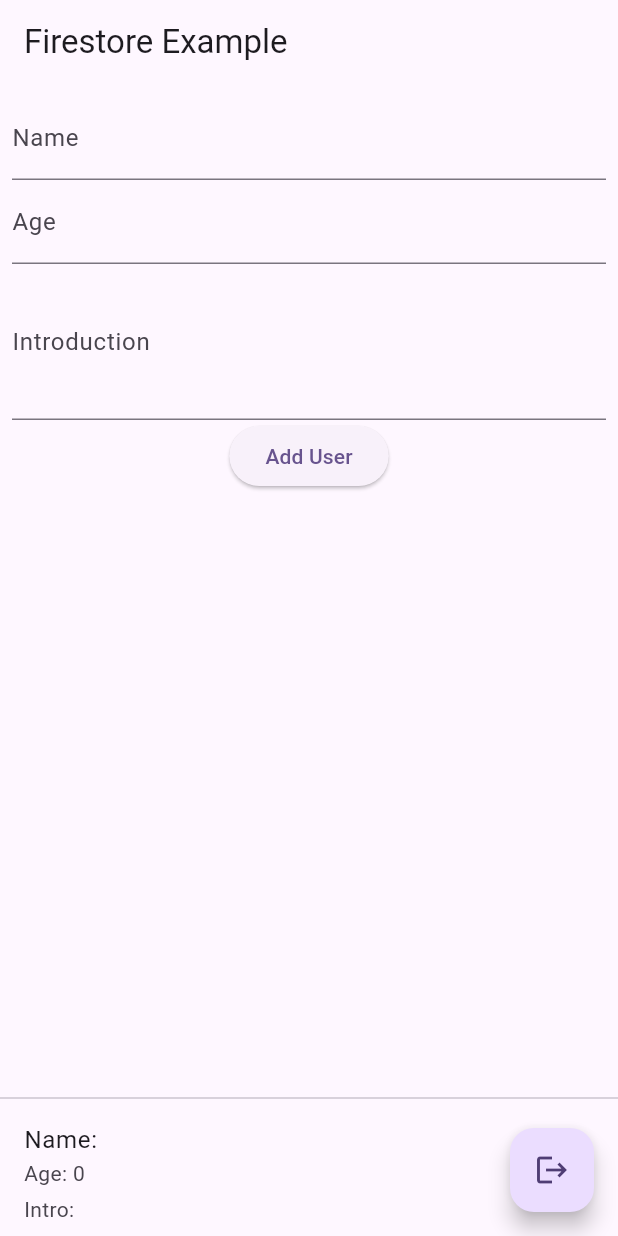
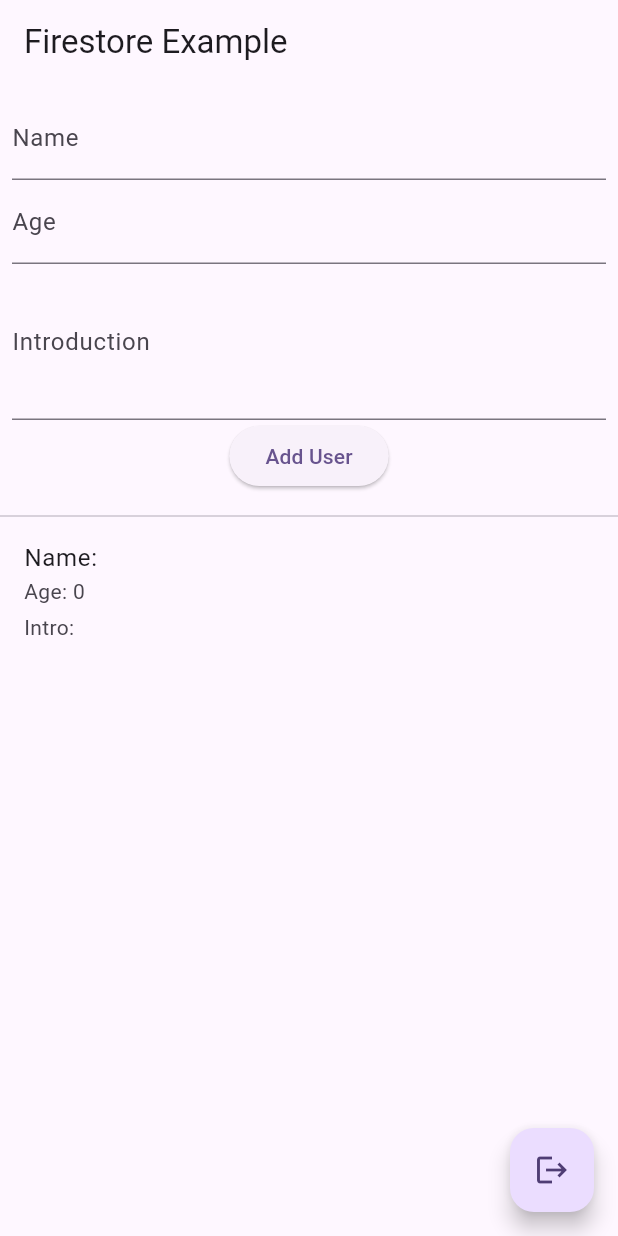
Before and after one commit to Geunwoo-Jeon/meeting, a Flutter app: the FirestorePage screen opened directly, on a phone screen of 412 x 824 dp. Run offline on Flutter 3.47's test engine with Material 3 defaults, Android fonts, the phone set to English and light mode, and no system bars; our stand-ins replace cloud_firestore, firebase_auth, firebase_core, google_sign_in; accounts and stored records are empty.

Commit message:
Minor change

```diff
--- a/lib/firestore_app/screens/firestore_page.dart
+++ b/lib/firestore_app/screens/firestore_page.dart
@@ -33,8 +33,7 @@ class _FirestorePageState extends State<FirestorePage> {
       appBar: AppBar(title: const Text('Firestore Example')),
       body: Column(
         children: [
-          Expanded(
-            child: SingleChildScrollView(
+          SingleChildScrollView(
             padding: const EdgeInsets.all(8.0),
             child: Column(
               children: [
@@ -49,9 +48,7 @@ class _FirestorePageState extends State<FirestorePage> {
                 ),
                 TextField(
                   controller: _introductionController,
-                    decoration: const InputDecoration(
-                      labelText: 'Introduction',
-                    ),
+                  decoration: const InputDecoration(labelText: 'Introduction'),
                   keyboardType: TextInputType.multiline,
                   maxLines: null,
                   minLines: 3,
@@ -61,7 +58,6 @@ class _FirestorePageState extends State<FirestorePage> {
                   child: const Text('Add User'),
                 ),
               ],
-              ),
             ),
           ),
           const Divider(),
```
Lines whose indentation alone changed are shown as unchanged.
